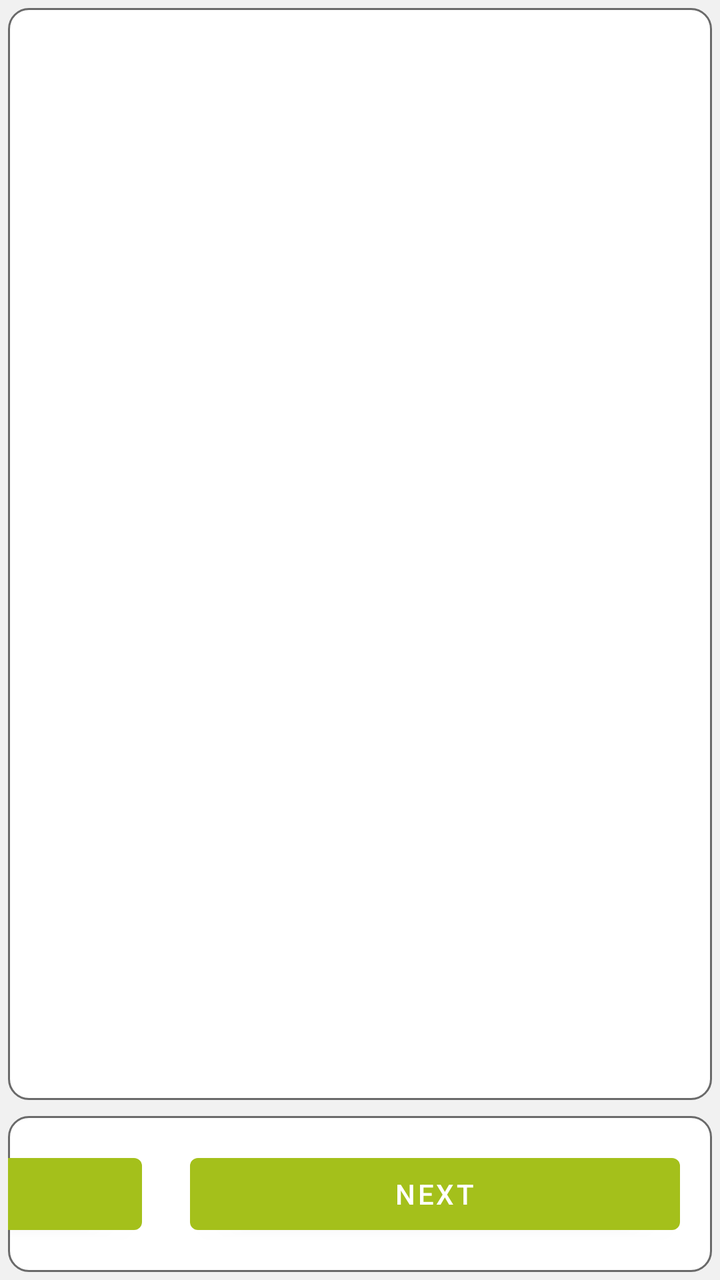
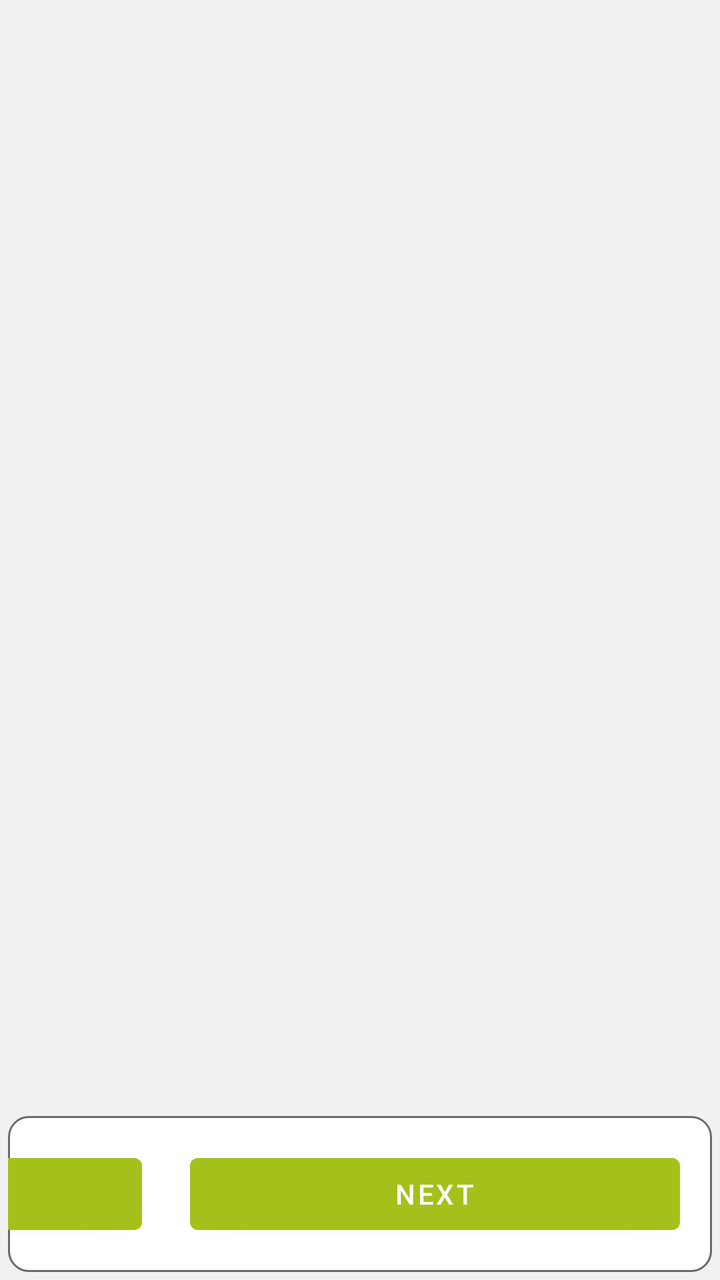

Two renders of the same Android screen: before a commit and after it. Below are the layout's source before the change and the commit's diff.
<!-- AndroidManifest.xml: application theme AppTheme -->
<!-- res/layout/fragment_creator_weather.xml -->
<?xml version="1.0" encoding="utf-8"?>
<layout xmlns:android="http://schemas.android.com/apk/res/android">

    <data>

        <variable
            name="viewModel"
            type="eu.agribot.agribotapp.ui.fragment.taskcreator.weatherselect.CreatorWeatherSelectViewModel" />
    </data>

    <LinearLayout
        android:layout_width="match_parent"
        android:layout_height="match_parent"
        android:background="@color/background_gray"
        android:orientation="vertical">

        <LinearLayout
            android:layout_width="match_parent"
            android:layout_height="0dp"
            android:layout_margin="@dimen/margin_small"
            android:layout_weight="7"
            android:background="@drawable/rounded_corner_layout">

            <androidx.recyclerview.widget.RecyclerView
                android:id="@+id/weather_settings_recycler"
                android:layout_width="match_parent"
                android:layout_height="wrap_content"
                android:layout_gravity="center"
                android:isScrollContainer="false"
                android:nestedScrollingEnabled="false"
                android:overScrollMode="never" />

        </LinearLayout>

        <LinearLayout
            android:layout_width="match_parent"
            android:layout_height="0dp"
            android:layout_margin="@dimen/margin_small"
            android:layout_weight="1"
            android:background="@drawable/rounded_corner_layout"
            android:gravity="end"
            android:orientation="horizontal">

            <TextView
                android:layout_width="100dp"
                android:layout_height="wrap_content"
                android:layout_gravity="center"
                android:layout_marginHorizontal="@dimen/margin_large"
                android:text="@string/configuration_progress" />

            <ProgressBar
                style="@style/Widget.AppCompat.ProgressBar.Horizontal"
                android:layout_width="245dp"
                android:layout_height="wrap_content"
                android:layout_gravity="center"
                android:layout_marginHorizontal="@dimen/margin_large"
                android:padding="@dimen/margin_large"
                android:progress="75" />


            <com.google.android.material.button.MaterialButton
                android:layout_width="245dp"
                android:layout_height="wrap_content"
                android:layout_gravity="center"
                android:layout_margin="@dimen/margin_medium"
                android:onClick="@{()-> viewModel.onPreviousButtonClicked()}"
                android:text="@string/back_button" />

            <com.google.android.material.button.MaterialButton
                android:layout_width="245dp"
                android:layout_height="wrap_content"
                android:layout_gravity="center"
                android:layout_marginHorizontal="@dimen/margin_large"
                android:layout_marginVertical="@dimen/margin_medium"
                android:onClick="@{()-> viewModel.onNextButtonClicked()}"
                android:text="@string/next_button" />


        </LinearLayout>

    </LinearLayout>


</layout>
<!-- resources referenced by this layout -->
<resources>
  <color name="background_gray">#f1f1f1</color>
  <dimen name="margin_large">16dp</dimen>
  <dimen name="margin_medium">8dp</dimen>
  <dimen name="margin_small">4dp</dimen>
  <!-- drawable rounded_corner_layout (drawable-mdpi) -->
  <?xml version="1.0" encoding="utf-8"?>
  <shape xmlns:android="http://schemas.android.com/apk/res/android">
  
      <solid android:color="@android:color/white"/>
      <corners android:radius="10dp"/>
      <stroke
          android:width="1dp"
          android:color="@color/gray" />
  
  </shape>
  <string name="back_button">Powrót</string>
  <string name="configuration_progress">Postęp konfiguracji</string>
  <string name="next_button">Next</string>
  <style name="AppTheme" parent="Theme.MaterialComponents.Light.DarkActionBar">
          
          <item name="colorPrimary">@color/colorPrimary</item>
          <item name="colorPrimaryDark">@color/colorPrimaryDark</item>
          <item name="colorAccent">@color/colorAccent</item>
      </style>
  <color name="gray">#6A6A6A</color>
  <color name="colorPrimary">@color/base_green</color>
  <color name="colorPrimaryDark">@color/base_green_darker</color>
  <color name="colorAccent">@color/gray</color>
  <color name="base_green">#a4c01b</color>
  <color name="base_green_darker">#839915</color>
</resources>

<!-- the commit's change to res/layout/fragment_creator_weather.xml (unified diff, before → after) -->
@@ -19,7 +19,7 @@
             android:layout_height="0dp"
             android:layout_margin="@dimen/margin_small"
             android:layout_weight="7"
-            android:background="@drawable/rounded_corner_layout">
+            android:background="@color/background_gray">
 
             <androidx.recyclerview.widget.RecyclerView
                 android:id="@+id/weather_settings_recycler"
<!-- resource entries referenced after the edit -->
@@ -15,7 +15,7 @@
           android:color="@color/gray" />
   
   </shape>
-  <string name="back_button">Powrót</string>
+  <string name="back_button">Back</string>
   <string name="configuration_progress">Postęp konfiguracji</string>
   <string name="next_button">Next</string>
   <style name="AppTheme" parent="Theme.MaterialComponents.Light.DarkActionBar">
